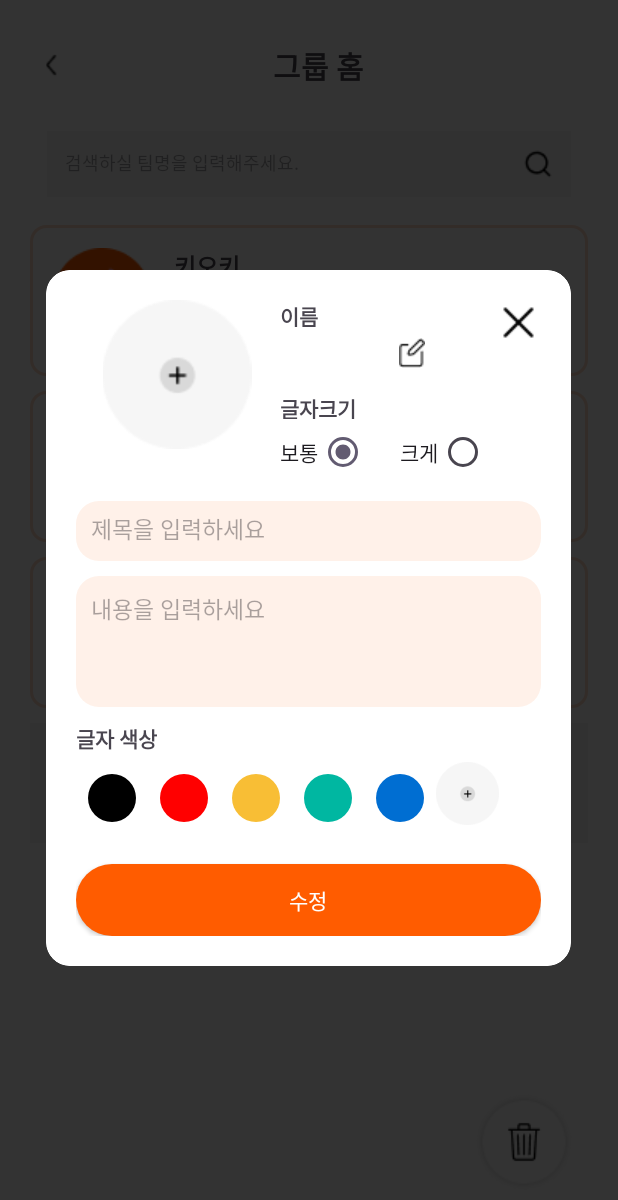
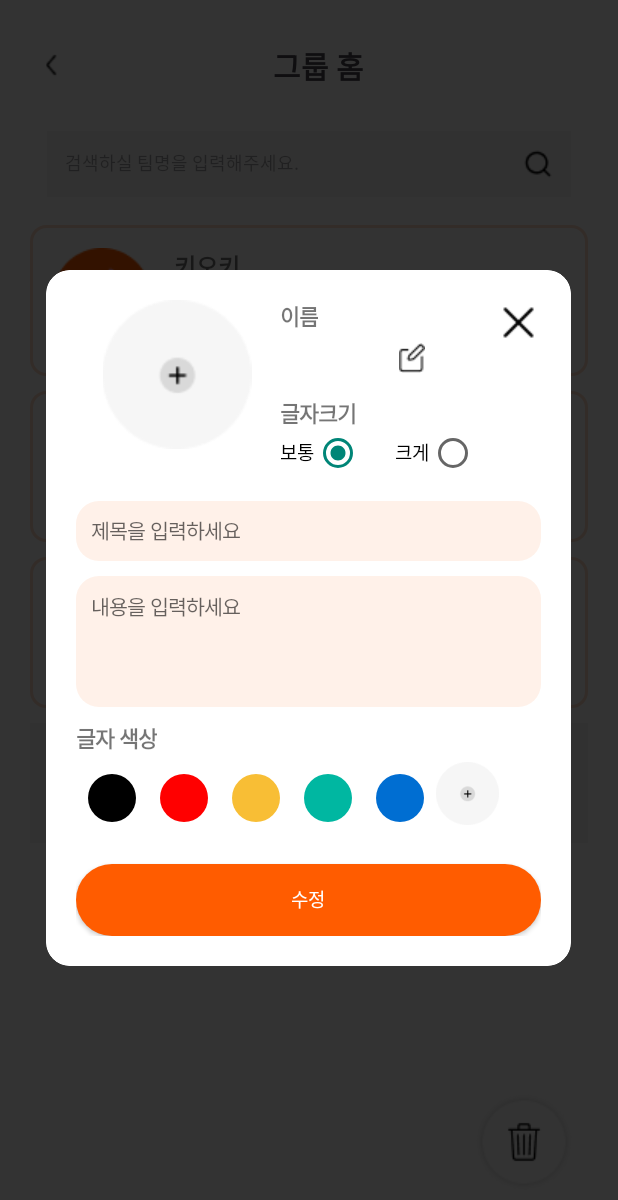
Before and after one commit to TeamKioki/FE, an Android app: the fragment GroupHomeEditFragmentDialog placed in its activity, on a phone screen of 412 x 824 dp. Shown: the top 1200 px of the screen. Run offline under Robolectric (Android 15) with nearby library versions, the light colour scheme and no system bars; our stand-ins replace Room's generated code; libraries missing offline, so code that uses them is left out: com.mrudultora.colorpicker; 4 statements that could not run were skipped.

Commit message:
feat: 편집다이얼로그 텍스트크기 변경

```diff
--- /dev/null
+++ b/app/src/main/java/com/umc6th/kioki/group/DefaultPreferenceManager.kt
@@ -0,0 +1,22 @@
+package com.umc6th.kioki.group
+
+import android.content.Context
+import android.content.SharedPreferences
+import android.preference.PreferenceManager
+
+class DefaultPreferenceManager(private val context: Context) {
+    companion object {
+        private const val PREF_NAME = "default_preferences"
+        private const val WORD_TEXT_SIZE = "text_size"
+    }
+    private val sharedPreferences: SharedPreferences =
+        context.getSharedPreferences(PREF_NAME, Context.MODE_PRIVATE)
+    private val editor: SharedPreferences.Editor = sharedPreferences.edit()
+
+    fun setTextSize(size: Int) {
+        editor.putInt(WORD_TEXT_SIZE, size).apply() // 사이즈의 값을 저장한다
+    }
+
+    fun getTextSize(): Int = sharedPreferences.getInt(WORD_TEXT_SIZE, 1) //기본값은 중간이다.
+
+}
--- a/app/src/main/java/com/umc6th/kioki/group/GroupHomeActivity.kt
+++ b/app/src/main/java/com/umc6th/kioki/group/GroupHomeActivity.kt
@@ -21,12 +21,14 @@
     val accessToken =
         "eyJhbGciOiJIUzI1NiJ9.eyJzdWIiOiIxMCIsInBob25lIjoiMDEwODI0NzMwMTAiLCJyb2xlIjoiUk9MRV9VU0VSIiwiaWF0IjoxNzI0MzE5MjM5LCJleHAiOjE3MjY5MTEyMzl9.Zwz108s5qKDBo02nm16H_Ma_P0CnkUybG66XbkOk9_A"
 
+    private var currentTheme = R.style.Theme_App_Medium // 텍스트뷰 기본 크기
+    private lateinit var pref : DefaultPreferenceManager
+
     override fun onCreate(savedInstanceState: Bundle?) {
         super.onCreate(savedInstanceState)
         // 레이아웃 설정
         binding = ActivityGroupHomeBinding.inflate(layoutInflater)
         setContentView(binding.root)
-        Log.d("그룹홈", "onCreate called")
 
         // 연결할 api 설정
         apiService =
@@ -73,6 +75,11 @@
             }
         }
 
+        // 글자 크기
+        pref = DefaultPreferenceManager(this)
+        val textSize = pref.getTextSize()
+        currentTheme = getAppTheme(textSize)
+        setTheme(currentTheme)
 
     }
 
@@ -90,6 +97,14 @@
         //groupListAdapter.differ.submitList(groupList)
 
     }
+
+    private fun getAppTheme(textSize: Int) =
+        when (textSize) {
+            0 -> R.style.Theme_App_Small
+            1 -> R.style.Theme_App_Medium
+            2 -> R.style.Theme_App_Large
+            else -> R.style.Theme_App_Medium
+        }
 
     // API
     private fun fetchMembers(token: String) {
--- a/app/src/main/java/com/umc6th/kioki/group/GroupHomeEditFragmentDialog.kt
+++ b/app/src/main/java/com/umc6th/kioki/group/GroupHomeEditFragmentDialog.kt
@@ -1,6 +1,9 @@
 package com.umc6th.kioki.group
 
+import android.content.Context
 import android.os.Bundle
+import android.os.Handler
+import android.os.Looper
 import android.util.Log
 import android.util.TypedValue
 import android.view.LayoutInflater
@@ -33,12 +36,21 @@
     var memberNoteTitle:String = ""
     var memberNoteText:String = ""
 
-    private val originalDimensions = mutableMapOf<View, Pair<Int, Int>>()
+    private val originalTextSizes = mutableMapOf<TextView, Float>()
     private var isBigSizeApplied = false
+
+    private var currentTheme: Int? = null // 텍스트뷰 기본 크기
+    private lateinit var pref : DefaultPreferenceManager
 
     override fun onCreate(savedInstanceState: Bundle?) {
         super.onCreate(savedInstanceState)
 
+        pref = DefaultPreferenceManager(requireContext())
+
+//        // 글자 크기에 따라 테마 설정
+//        val textSize = pref.getTextSize()
+//        currentTheme = getAppTheme(textSize)
+//        requireActivity().setTheme(currentTheme)
     }
 
     override fun onCreateView(
@@ -75,6 +87,8 @@
         binding.editInputTitleEt.setText(memberNoteTitle)
         binding.editInputContentEt.setText(memberNoteText)
 
+        // 기본 텍스트 크기 저장
+        saveOriginalTextSizes(binding.root)
 
         // 라디오버튼 색상 지정 -> 안됨....
         val radioButton = binding.editRadioNormalRb
@@ -117,19 +131,109 @@
         binding.editModifyBtn.setOnClickListener {
             modifyMember(accessToken, memberId)
         }
+//        // 테마 변경에 따라 재설정
+//        currentTheme = R.style.Theme_App_Medium.toInt()
+//        val textSize = pref.getTextSize()
+//        val newTheme = getAppTheme(textSize)
+//        if (currentTheme != newTheme) {
+//            currentTheme = newTheme
+//            requireActivity().setTheme(currentTheme!!)
+//        }
+
+        applyTheme()
+
+        // 글자 크기
         binding.editRadioGroup.setOnCheckedChangeListener { group, checkedId ->
             when (checkedId) {
                 R.id.edit_radio_normal_rb -> {
-                    TextPrefs(requireContext()).setTextSize(false)
+                    //TextPrefs(requireContext()).setTextSize(false)
+                    pref.setTextSize(1)
+//                    refreshDialog()
+                    //setAppTheme(R.style.Theme_App_Medium)
+                    updateTextSize(1)
                 }
 
                 R.id.edit_radio_big_rb -> {
-                    TextPrefs(requireContext()).setTextSize(true)
+                    //TextPrefs(requireContext()).setTextSize(true)
+                    pref.setTextSize(2)
+//                    //refreshDialog()
+//                    onResume()
+                    //setAppTheme(R.style.Theme_App_Large)
+                    updateTextSize(2)
+
                 }
             }
         }
     }
+    private fun saveOriginalTextSizes(view: View) {
+        if (view is TextView) {
+            originalTextSizes[view] = view.textSize // Save the original text size in pixels
+        }
 
+        if (view is ViewGroup) {
+            for (child in view.children) {
+                saveOriginalTextSizes(child)
+            }
+        }
+    }
+
+    private fun applyTheme() {
+        val textSize = pref.getTextSize()
+        updateTextSize(textSize)
+    }
+    private fun updateTextSize(textSize: Int) {
+        val scaleFactor = when (textSize) {
+            0 -> 0.8f // 작은 텍스트 크기
+            1 -> 0.9f // 기본 텍스트 크기
+            2 -> 1.2f // 큰 텍스트 크기
+            else -> 1.0f
+        }
+
+        // TextView의 텍스트 크기 변경
+        originalTextSizes.forEach { (textView, originalSize) ->
+            textView.setTextSize(TypedValue.COMPLEX_UNIT_PX, originalSize * scaleFactor)
+        }
+    }
+
+    private fun adjustViewSizes(view: View, scaleFactor: Float) {
+        if (view is TextView) {
+            view.setTextSize(TypedValue.COMPLEX_UNIT_PX, view.textSize * scaleFactor)
+        }
+
+        if (view is ViewGroup) {
+            for (child in view.children) {
+                adjustViewSizes(child, scaleFactor)
+            }
+        }
+    }
+    override fun onResume() {
+        super.onResume()
+        Log.d("그룹",  requireActivity().theme.toString())
+        refreshDialog()
+    }
+
+    private fun getAppTheme(textSize: Int): Int {
+        return when (textSize) {
+            0 -> R.style.Theme_App_Small // 작은 글씨 테마
+            1 -> R.style.Theme_App_Medium // 기본 글씨 테마
+            2 -> R.style.Theme_App_Large // 큰 글씨 테마
+            else -> R.style.Theme_App_Medium // 기본 테마
+        }
+    }
+    fun setAppTheme(themeResId: Int) {
+        val preferences = requireActivity().getSharedPreferences("AppTheme", Context.MODE_PRIVATE)
+        with(preferences.edit()) {
+            putInt("selected_theme", themeResId)
+            apply()
+        }
+    }
+    private fun refreshDialog() {
+        parentFragmentManager.beginTransaction().apply {
+            detach(this@GroupHomeEditFragmentDialog)
+            attach(this@GroupHomeEditFragmentDialog)
+            commitAllowingStateLoss()
+        }
+    }
     private fun modifyMember(accessToken: String, memberId: Int) {
 
         val jsonBody = """
@@ -166,39 +270,39 @@
 
     }
     // 모든 뷰의 크기를 조정하는 함수
-    private fun adjustViewSizes(view: View, scaleFactor: Float) {
-        val layoutParams = view.layoutParams
-
-        if (layoutParams != null) {
-            //layoutParams.width = (layoutParams.width * scaleFactor).toInt()
-            layoutParams.height = (layoutParams.height * scaleFactor).toInt()
-            if (layoutParams is ViewGroup.MarginLayoutParams) {
-                layoutParams.leftMargin = (layoutParams.leftMargin * scaleFactor).toInt()
-                layoutParams.topMargin = (layoutParams.topMargin * scaleFactor).toInt()
-                layoutParams.rightMargin = (layoutParams.rightMargin * scaleFactor).toInt()
-                layoutParams.bottomMargin = (layoutParams.bottomMargin * scaleFactor).toInt()
-            }
-            view.layoutParams = layoutParams
-        }
-
-        view.setPadding(
-            (view.paddingLeft * scaleFactor).toInt(),
-            (view.paddingTop * scaleFactor).toInt(),
-            (view.paddingRight * scaleFactor).toInt(),
-            (view.paddingBottom * scaleFactor).toInt()
-        )
-
-        if (view is TextView) {
-            view.setTextSize(TypedValue.COMPLEX_UNIT_PX, view.textSize * scaleFactor)
-        }
-
-        if (view is ViewGroup) {
-            for (child in view.children) {
-                adjustViewSizes(child, scaleFactor)
-            }
-        }
-
-    }
+//    private fun adjustViewSizes(view: View, scaleFactor: Float) {
+//        val layoutParams = view.layoutParams
+//
+//        if (layoutParams != null) {
+//            //layoutParams.width = (layoutParams.width * scaleFactor).toInt()
+//            layoutParams.height = (layoutParams.height * scaleFactor).toInt()
+//            if (layoutParams is ViewGroup.MarginLayoutParams) {
+//                layoutParams.leftMargin = (layoutParams.leftMargin * scaleFactor).toInt()
+//                layoutParams.topMargin = (layoutParams.topMargin * scaleFactor).toInt()
+//                layoutParams.rightMargin = (layoutParams.rightMargin * scaleFactor).toInt()
+//                layoutParams.bottomMargin = (layoutParams.bottomMargin * scaleFactor).toInt()
+//            }
+//            view.layoutParams = layoutParams
+//        }
+//
+//        view.setPadding(
+//            (view.paddingLeft * scaleFactor).toInt(),
+//            (view.paddingTop * scaleFactor).toInt(),
+//            (view.paddingRight * scaleFactor).toInt(),
+//            (view.paddingBottom * scaleFactor).toInt()
+//        )
+//
+//        if (view is TextView) {
+//            view.setTextSize(TypedValue.COMPLEX_UNIT_PX, view.textSize * scaleFactor)
+//        }
+//
+//        if (view is ViewGroup) {
+//            for (child in view.children) {
+//                adjustViewSizes(child, scaleFactor)
+//            }
+//        }
+//
+//    }
 //    private fun storeOriginalSizes(view: View) {
 //        view.layoutParams?.let { layoutParams ->
 //            originalDimensions[view] = Pair(layoutParams.width, layoutParams.height)
--- a/app/src/main/res/layout/fragment_group_home_edit.xml
+++ b/app/src/main/res/layout/fragment_group_home_edit.xml
@@ -48,7 +48,8 @@
                     android:layout_height="wrap_content"
                     android:layout_weight="1"
                     android:text="이름"
-                    android:textStyle="bold" />
+                    android:textStyle="bold"
+                    android:textSize="?attr/mainTextSize"/>
 
                 <LinearLayout
                     android:layout_width="match_parent"
@@ -61,7 +62,8 @@
                         android:layout_height="35dp"
                         android:background="@android:color/transparent"
                         android:backgroundTint="@null"
-                        android:textSize="20sp" />
+                        android:textSize="?attr/mainTextSize"
+                        />
 
                     <ImageView
                         android:id="@+id/edit_name_btn_iv"
@@ -77,7 +79,8 @@
                     android:layout_marginTop="8dp"
                     android:layout_weight="1"
                     android:text="글자크기"
-                    android:textStyle="bold" />
+                    android:textStyle="bold"
+                    android:textSize="?attr/mainTextSize"/>
 
                 <RadioGroup
                     android:id="@+id/edit_radio_group"
@@ -95,7 +98,8 @@
                         android:buttonTint="@color/selector_group_edit_radiobtn"
                         android:checked="true"
                         android:drawableEnd="?android:attr/listChoiceIndicatorSingle"
-                        android:text="보통" />
+                        android:text="보통"
+                        />
 
                     <androidx.appcompat.widget.AppCompatRadioButton
                         android:id="@+id/edit_radio_big_rb"
@@ -135,7 +139,6 @@
                 android:backgroundTint="@null"
                 android:hint="제목을 입력하세요"
                 android:textSize="15sp" />
-
         </LinearLayout>
 
         <LinearLayout
@@ -169,6 +172,7 @@
             android:layout_marginTop="10dp"
             android:layout_weight="1"
             android:text="글자 색상"
+            android:textSize="?attr/mainTextSize"
             android:textStyle="bold"
             app:layout_constraintStart_toStartOf="parent"
             app:layout_constraintTop_toBottomOf="@+id/linearLayout3" />
--- /dev/null
+++ b/app/src/main/res/values/attrs.xml
@@ -0,0 +1,5 @@
+<?xml version="1.0" encoding="utf-8"?>
+<resources>
+    <attr name="mainTextSize" format="reference"/>
+
+</resources>
--- /dev/null
+++ b/app/src/main/res/values/dimens.xml
@@ -0,0 +1,6 @@
+<?xml version="1.0" encoding="utf-8"?>
+<resources>
+    <dimen name="main_text_size_0">12sp</dimen>
+    <dimen name="main_text_size_1">16sp</dimen>
+    <dimen name="main_text_size_2">20sp</dimen>
+</resources>
--- a/app/src/main/res/values/themes.xml
+++ b/app/src/main/res/values/themes.xml
@@ -15,4 +15,17 @@
         <item name="android:windowIsFloating">false</item>
         <item name="android:windowAnimationStyle">@android:style/Animation</item>
     </style>
+
+    <style name="Theme.App.Small" parent="Theme.AppCompat.Light.NoActionBar">
+        <item name="mainTextSize">@dimen/main_text_size_0</item>
+    </style>
+
+    <style name="Theme.App.Medium" parent="Theme.AppCompat.Light.NoActionBar">
+        <item name="mainTextSize">@dimen/main_text_size_1</item>
+    </style>
+
+    <style name="Theme.App.Large" parent="Theme.AppCompat.Light.NoActionBar">
+        <item name="mainTextSize">@dimen/main_text_size_2</item>
+    </style>
+
 </resources>
```
